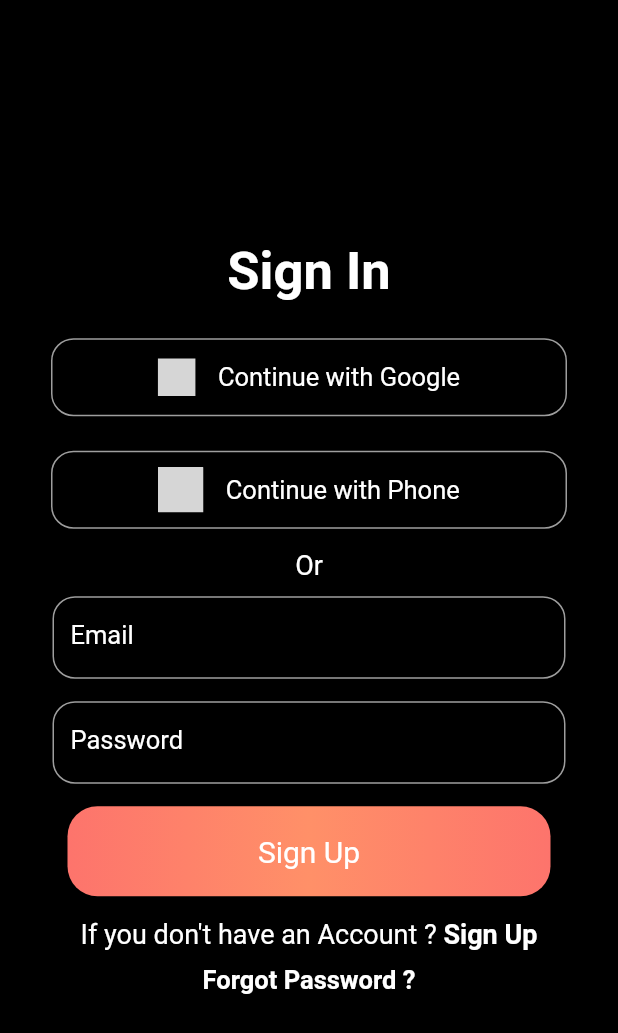
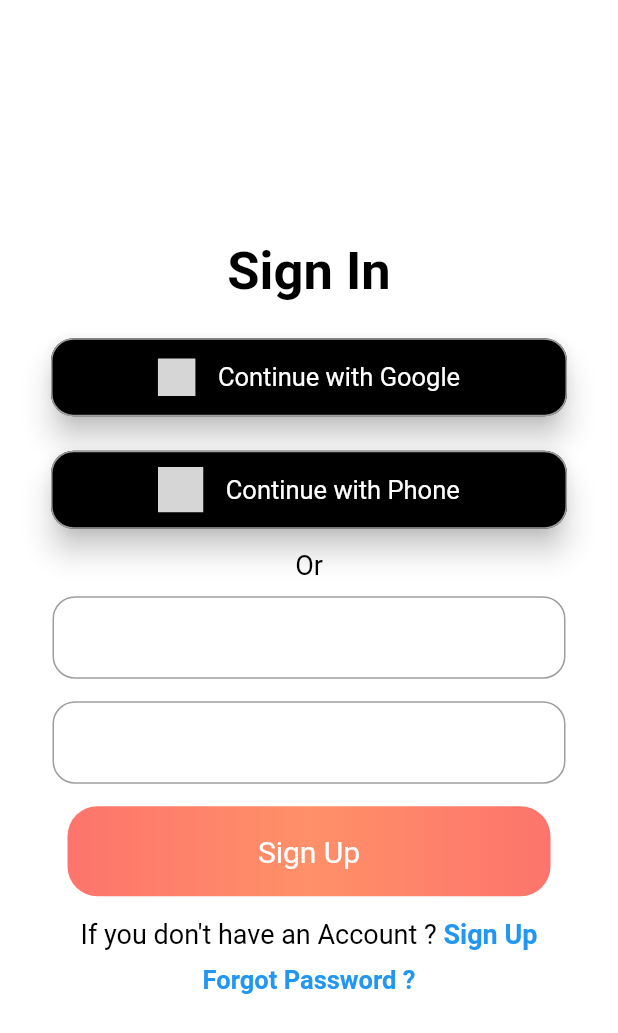
Before and after one commit to c1scok1d/moisture_monitor_2.0, a Flutter app: the screen it shows after launch, after a tap on "Login", on a phone screen of 412 x 824 dp. Shown: the top 1033 px of the screen. Run offline on Flutter 3.47's test engine with Material 2 defaults, Android fonts, the phone set to English and light mode, and no system bars; our stand-ins replace firebase_auth, firebase_core, flutter_secure_storage, flutter_svg, google_sign_in, otp_text_field; accounts and stored records are empty; network calls fail; grey boxes are pictures that could not be loaded.

Commit message:
Login and signup design

```diff
--- a/lib/main.dart
+++ b/lib/main.dart
@@ -1,7 +1,10 @@
+import 'package:firebase_core/firebase_core.dart';
 import 'package:flutter/material.dart';
 import 'package:measurement_app/screens/authentication/register.dart';
 
-void main() {
+Future<void> main() async {
+  WidgetsFlutterBinding.ensureInitialized();
+  await Firebase.initializeApp();
   runApp(const MyApp());
 }
 
--- a/lib/screens/authentication/login.dart
+++ b/lib/screens/authentication/login.dart
@@ -28,7 +28,7 @@ class _LoginPageState extends State<LoginPage> {
         child: Container(
           width: MediaQuery.of(context).size.width,
           height: MediaQuery.of(context).size.height,
-          color: Colors.black,
+          color: Colors.white,
           child: Column(
             mainAxisAlignment: MainAxisAlignment.center,
             children: [
@@ -36,7 +36,7 @@ class _LoginPageState extends State<LoginPage> {
                 "Sign In",
                 style: TextStyle(
                   fontSize: 35,
-                  color: Colors.white,
+                  color: Colors.black,
                   fontWeight: FontWeight.bold,
                 ),
               ),
@@ -54,7 +54,7 @@ class _LoginPageState extends State<LoginPage> {
               ),
               const Text(
                 "Or",
-                style: TextStyle(color: Colors.white, fontSize: 18),
+                style: TextStyle(color: Colors.black, fontSize: 18),
               ),
               const SizedBox(
                 height: 10,
@@ -77,7 +77,7 @@ class _LoginPageState extends State<LoginPage> {
                   const Text(
                     "If you don't have an Account ?",
                     style: TextStyle(
-                      color: Colors.white,
+                      color: Colors.black,
                       fontSize: 18,
                     ),
                   ),
@@ -93,7 +93,7 @@ class _LoginPageState extends State<LoginPage> {
                       " Sign Up",
                       style: TextStyle(
                         fontWeight: FontWeight.bold,
-                        color: Colors.white,
+                        color: Colors.blue,
                         fontSize: 18,
                       ),
                     ),
@@ -107,7 +107,7 @@ class _LoginPageState extends State<LoginPage> {
                 "Forgot Password ?",
                 style: TextStyle(
                   fontWeight: FontWeight.bold,
-                  color: Colors.white,
+                  color: Colors.blue,
                   fontSize: 17,
                 ),
               ),
--- a/lib/screens/authentication/register.dart
+++ b/lib/screens/authentication/register.dart
@@ -43,7 +43,7 @@ class _RegisterPageState extends State<RegisterPage> {
         child: Container(
           width: MediaQuery.of(context).size.width,
           height: MediaQuery.of(context).size.height,
-          color: Colors.black,
+          color: Colors.white,
           child: Column(
             mainAxisAlignment: MainAxisAlignment.center,
             children: [
@@ -51,7 +51,7 @@ class _RegisterPageState extends State<RegisterPage> {
                 "Sign Up",
                 style: TextStyle(
                   fontSize: 35,
-                  color: Colors.white,
+                  color: Colors.black,
                   fontWeight: FontWeight.bold,
                 ),
               ),
@@ -99,7 +99,7 @@ class _RegisterPageState extends State<RegisterPage> {
                   const Text(
                     "If you already have an Account ?",
                     style: TextStyle(
-                      color: Colors.white,
+                      color: Colors.black,
                       fontSize: 18,
                     ),
                   ),
@@ -115,7 +115,7 @@ class _RegisterPageState extends State<RegisterPage> {
                       " Login",
                       style: TextStyle(
                         fontWeight: FontWeight.bold,
-                        color: Colors.white,
+                        color: Colors.blue,
                         fontSize: 18,
                       ),
                     ),
@@ -180,13 +180,13 @@ class _RegisterPageState extends State<RegisterPage> {
         obscureText: obsecureText,
         style: const TextStyle(
           fontSize: 17,
-          color: Colors.white,
+          color: Colors.black,
         ),
         decoration: InputDecoration(
           labelText: name,
           labelStyle: const TextStyle(
             fontSize: 17,
-            color: Colors.white,
+            color: Colors.black,
           ),
           focusedBorder: OutlineInputBorder(
             borderRadius: BorderRadius.circular(15),
```
Also changed, not shown: assets/google.svg (added), assets/phone.svg (added), 5 other files.
